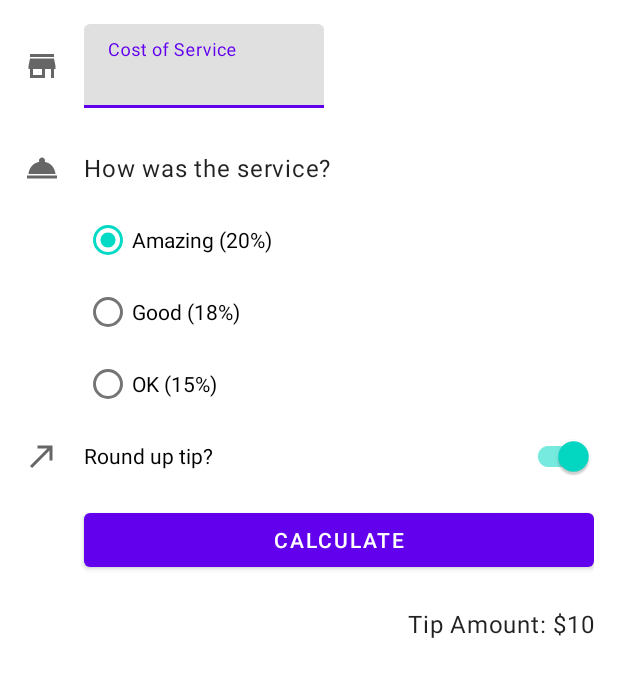
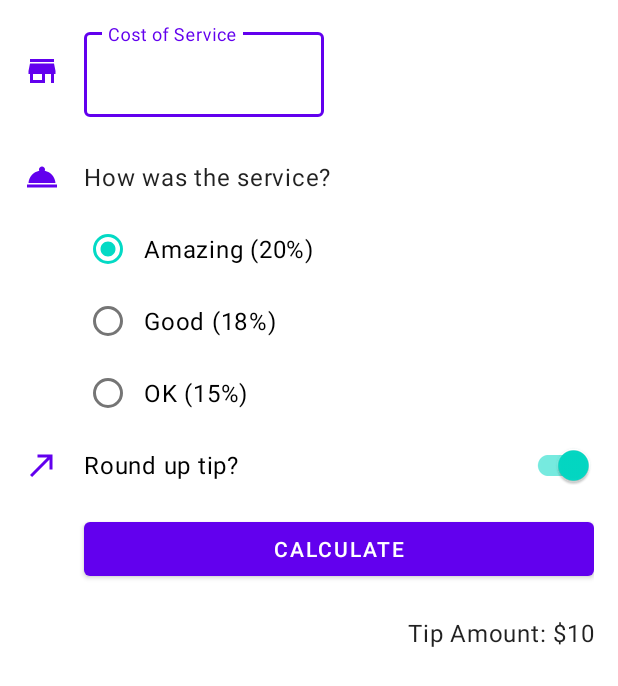
Before and after one commit to jcelaya775/TipTime, an Android app: the layout activity_main.xml on its own in the app's theme, with its tools: preview values and no code run, on a phone screen of 412 x 824 dp. Shown: the top 686 px of the screen. Run offline under Robolectric (Android 15) with nearby library versions, the phone set to English and light mode, and no system bars.

Commit message:
finished app

```diff
--- a/app/src/main/java/com/android/tiptime/MainActivity.kt
+++ b/app/src/main/java/com/android/tiptime/MainActivity.kt
@@ -1,6 +1,10 @@
 package com.android.tiptime
 
+import android.content.Context
 import android.os.Bundle
+import android.view.KeyEvent
+import android.view.View
+import android.view.inputmethod.InputMethodManager
 import androidx.appcompat.app.AppCompatActivity
 import com.android.tiptime.databinding.ActivityMainBinding
 import java.text.NumberFormat
@@ -15,6 +19,12 @@ class MainActivity : AppCompatActivity() {
         setContentView(binding.root)
 
         binding.calculateButton.setOnClickListener { calculateTip() }
+        binding.costOfServiceEditText.setOnKeyListener { view, keyCode, _ ->
+            handleKeyEvent(
+                view,
+                keyCode
+            )
+        }
     }
 
     private fun calculateTip() {
@@ -34,8 +44,19 @@ class MainActivity : AppCompatActivity() {
         displayTip(tip)
     }
 
-    private fun displayTip(tip : Double) {
+    private fun displayTip(tip: Double) {
         val formattedTip = NumberFormat.getCurrencyInstance().format(tip)
         binding.tipResult.text = getString(R.string.tip_amount, formattedTip)
     }
+
+    private fun handleKeyEvent(view: View, keyCode: Int): Boolean {
+        if (keyCode == KeyEvent.KEYCODE_ENTER) {
+            // Hide the keyboard
+            val inputMethodManager =
+                getSystemService(Context.INPUT_METHOD_SERVICE) as InputMethodManager
+            inputMethodManager.hideSoftInputFromWindow(view.windowToken, 0)
+            return true
+        }
+        return false
+    }
 }
--- a/app/src/main/res/drawable/ic_round_up.xml
+++ b/app/src/main/res/drawable/ic_round_up.xml
@@ -3,7 +3,7 @@
     android:height="24dp"
     android:viewportWidth="24"
     android:viewportHeight="24"
-    android:tint="?attr/colorControlNormal">
+    android:tint="?attr/colorPrimary">
   <path
       android:fillColor="@android:color/white"
       android:pathData="M9,5v2h6.59L4,18.59 5.41,20 17,8.41V15h2V5z"/>
--- a/app/src/main/res/drawable/ic_service.xml
+++ b/app/src/main/res/drawable/ic_service.xml
@@ -1,10 +1,10 @@
 <vector xmlns:android="http://schemas.android.com/apk/res/android"
     android:width="24dp"
     android:height="24dp"
+    android:tint="?attr/colorPrimary"
     android:viewportWidth="24"
-    android:viewportHeight="24"
-    android:tint="?attr/colorControlNormal">
-  <path
-      android:fillColor="@android:color/white"
-      android:pathData="M2,17h20v2L2,19zM13.84,7.79c0.1,-0.24 0.16,-0.51 0.16,-0.79 0,-1.1 -0.9,-2 -2,-2s-2,0.9 -2,2c0,0.28 0.06,0.55 0.16,0.79C6.25,8.6 3.27,11.93 3,16h18c-0.27,-4.07 -3.25,-7.4 -7.16,-8.21z"/>
+    android:viewportHeight="24">
+    <path
+        android:fillColor="@android:color/white"
+        android:pathData="M2,17h20v2L2,19zM13.84,7.79c0.1,-0.24 0.16,-0.51 0.16,-0.79 0,-1.1 -0.9,-2 -2,-2s-2,0.9 -2,2c0,0.28 0.06,0.55 0.16,0.79C6.25,8.6 3.27,11.93 3,16h18c-0.27,-4.07 -3.25,-7.4 -7.16,-8.21z" />
 </vector>
--- a/app/src/main/res/drawable/ic_store.xml
+++ b/app/src/main/res/drawable/ic_store.xml
@@ -3,7 +3,7 @@
     android:height="24dp"
     android:viewportWidth="24"
     android:viewportHeight="24"
-    android:tint="?attr/colorControlNormal">
+    android:tint="?attr/colorPrimary">
   <path
       android:fillColor="@android:color/white"
       android:pathData="M20,4L4,4v2h16L20,4zM21,14v-2l-1,-5L4,7l-1,5v2h1v6h10v-6h4v6h2v-6h1zM12,18L6,18v-4h6v4z"/>
--- a/app/src/main/res/layout/activity_main.xml
+++ b/app/src/main/res/layout/activity_main.xml
@@ -1,9 +1,13 @@
 <?xml version="1.0" encoding="utf-8"?>
-<androidx.constraintlayout.widget.ConstraintLayout xmlns:android="http://schemas.android.com/apk/res/android"
+<ScrollView xmlns:android="http://schemas.android.com/apk/res/android"
     xmlns:app="http://schemas.android.com/apk/res-auto"
     xmlns:tools="http://schemas.android.com/tools"
     android:layout_width="match_parent"
-    android:layout_height="match_parent"
+    android:layout_height="match_parent">
+
+    <androidx.constraintlayout.widget.ConstraintLayout
+        android:layout_width="match_parent"
+        android:layout_height="wrap_content"
         android:padding="16dp"
         tools:context=".MainActivity">
 
@@ -79,7 +83,6 @@
             <RadioButton
                 android:id="@+id/option_fifteen_percent"
                 android:layout_width="wrap_content"
-
                 android:layout_height="wrap_content"
                 android:text="@string/ok_service" />
         </RadioGroup>
@@ -95,6 +98,7 @@
 
         <com.google.android.material.switchmaterial.SwitchMaterial
             android:id="@+id/round_up_switch"
+            style="@style/Widget.TipTime.CompoundButton.Switch"
             android:layout_width="0dp"
             android:layout_height="wrap_content"
             android:layout_marginStart="16dp"
@@ -127,3 +131,4 @@
             tools:text="Tip Amount: $10" />
 
     </androidx.constraintlayout.widget.ConstraintLayout>
+</ScrollView>
--- a/app/src/main/res/values-night/themes.xml
+++ b/app/src/main/res/values-night/themes.xml
@@ -11,6 +11,12 @@
         <item name="colorOnSecondary">@color/black</item>
         <!-- Status bar color. -->
         <item name="android:statusBarColor" tools:targetApi="l">?attr/colorPrimaryVariant</item>
-        <!-- Customize your theme here. -->
+        <!-- Text input fields-->
+        <item name="textInputStyle">@style/Widget.MaterialComponents.TextInputLayout.OutlinedBox
+        </item>
+        <!-- Radio buttons-->
+        <item name="radioButtonStyle">@style/Widget.TipTime.CompoundButton.RadioButton</item>
+        <!-- Switches-->
+        <item name="switchStyle">@style/Widget.TipTime.CompoundButton.Switch</item>
     </style>
 </resources>
--- /dev/null
+++ b/app/src/main/res/values/dimens.xml
@@ -0,0 +1,4 @@
+<?xml version="1.0" encoding="utf-8"?>
+<resources>
+    <dimen name="min_text_height">48dp</dimen>
+</resources>
--- a/app/src/main/res/values/styles.xml
+++ b/app/src/main/res/values/styles.xml
@@ -1,8 +1,17 @@
 <?xml version="1.0" encoding="utf-8"?>
 <resources>
     <style name="Widget.TipTime.TextView" parent="Widget.MaterialComponents.TextView">
-        <item name="android:minHeight">48dp</item>
+        <item name="android:minHeight">@dimen/min_text_height</item>
         <item name="android:gravity">center_vertical</item>
         <item name="android:textAppearance">?attr/textAppearanceBody1</item>
     </style>
+    <style name="Widget.TipTime.CompoundButton.Switch" parent="Widget.MaterialComponents.CompoundButton.Switch">
+        <item name="android:minHeight">@dimen/min_text_height</item>
+        <item name="android:gravity">center_vertical</item>
+        <item name="android:textAppearance">?attr/textAppearanceBody1</item>
+    </style>
+    <style name="Widget.TipTime.CompoundButton.RadioButton" parent="Widget.MaterialComponents.CompoundButton.RadioButton">
+        <item name="android:paddingStart">8dp</item>
+        <item name="android:textAppearance">?attr/textAppearanceBody1</item>
+    </style>
 </resources>
--- a/app/src/main/res/values/themes.xml
+++ b/app/src/main/res/values/themes.xml
@@ -11,6 +11,12 @@
         <item name="colorOnSecondary">@color/black</item>
         <!-- Status bar color. -->
         <item name="android:statusBarColor" tools:targetApi="l">?attr/colorPrimaryVariant</item>
-        <!-- Customize your theme here. -->
+        <!-- Text input fields-->
+        <item name="textInputStyle">@style/Widget.MaterialComponents.TextInputLayout.OutlinedBox
+        </item>
+        <!-- Radio buttons-->
+        <item name="radioButtonStyle">@style/Widget.TipTime.CompoundButton.RadioButton</item>
+        <!-- Switches-->
+        <item name="switchStyle">@style/Widget.TipTime.CompoundButton.Switch</item>
     </style>
 </resources>
```
Lines whose indentation alone changed are shown as unchanged.
